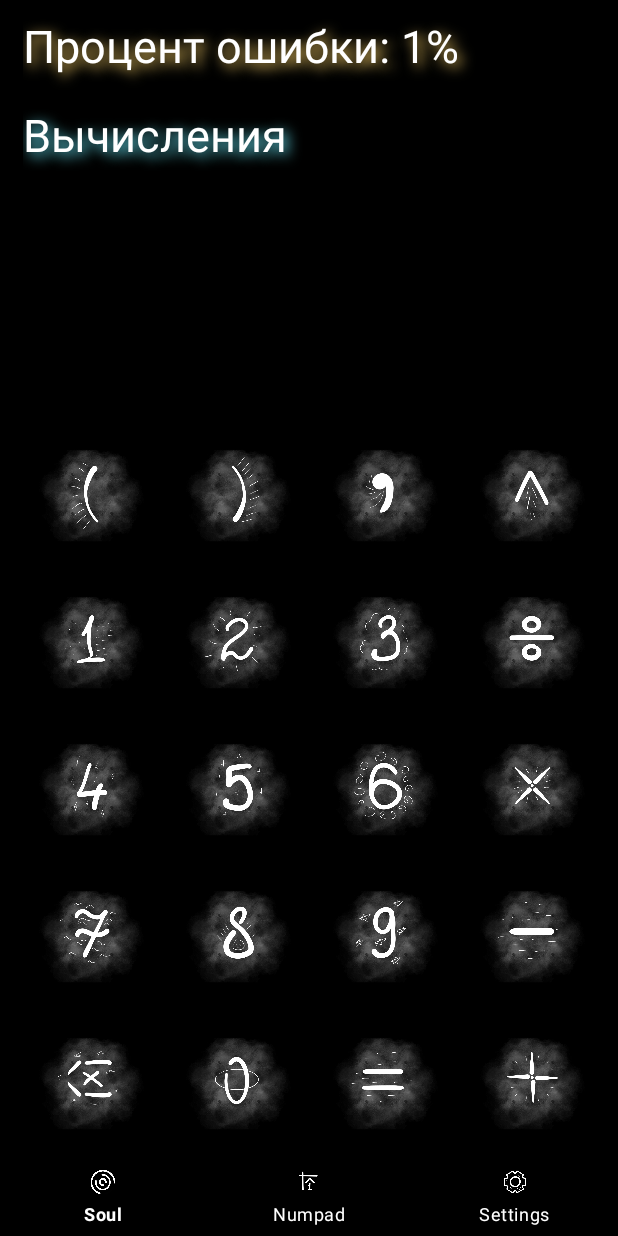
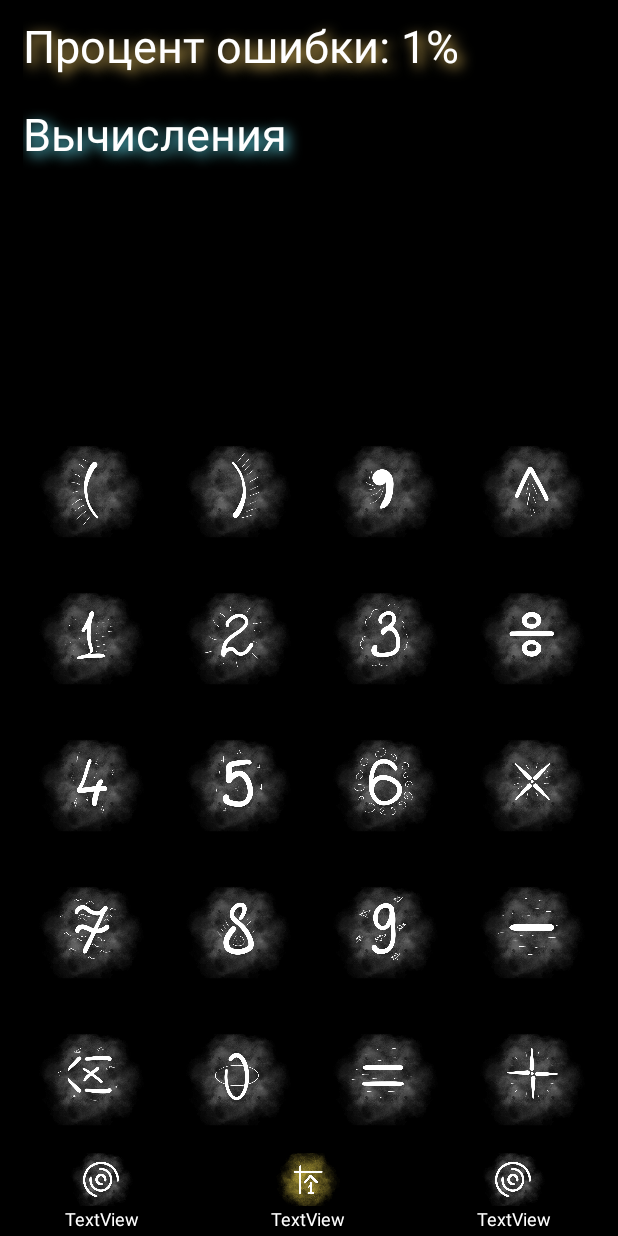
Before and after one commit to 20xygen/Fert1, an Android app: the NumpadActivity screen opened directly, with no data from a screen before it, on a phone screen of 412 x 824 dp. Run offline under Robolectric (Android 15) with nearby library versions, the light colour scheme and no system bars.

Commit message:
Now using custom bottom navigation

```diff
--- /dev/null
+++ b/app/src/main/java/com/example/fert1/CustomBottom.java
@@ -0,0 +1,51 @@
+package com.example.fert1;
+
+import android.content.Context;
+import android.util.AttributeSet;
+import android.view.View;
+import android.widget.Button;
+import android.widget.ImageButton;
+import android.widget.TextView;
+
+import androidx.annotation.NonNull;
+import androidx.annotation.Nullable;
+import androidx.constraintlayout.widget.ConstraintLayout;
+
+public class CustomBottom extends ConstraintLayout {
+
+    public ImageButton soulButton, numpadButton, settingsButton;
+    public TextView soulText, numpadText, settingsText;
+
+    public CustomBottom(@NonNull Context context, @Nullable AttributeSet attrs) {
+        super(context, attrs);
+        View view = inflateAll(context);
+    }
+
+    public void setSelected(Integer item){
+        soulButton.setImageResource(R.drawable.soul_passive);
+        numpadButton.setImageResource(R.drawable.numpad_passive);
+        settingsButton.setImageResource(R.drawable.soul_passive);
+        switch (item){
+            case 1:
+                soulButton.setImageResource(R.drawable.soul_selected);
+                break;
+            case 2:
+                numpadButton.setImageResource(R.drawable.numpad_selected);
+                break;
+            case 3:
+                settingsButton.setImageResource(R.drawable.settings_selected);
+                break;
+        }
+    }
+
+    public View inflateAll(Context context){
+        View inflatingView = inflate(context, R.layout.custom_bottom, this);
+        soulButton = inflatingView.findViewById(R.id.soul_button);
+        numpadButton = inflatingView.findViewById(R.id.numpad_button);
+        settingsButton = inflatingView.findViewById(R.id.settings_button);
+        soulText = inflatingView.findViewById(R.id.soul_text);
+        numpadText = inflatingView.findViewById(R.id.numpad_text);
+        settingsText = inflatingView.findViewById(R.id.settings_text);
+        return inflatingView;
+    }
+}
--- a/app/src/main/java/com/example/fert1/NumpadActivity.java
+++ b/app/src/main/java/com/example/fert1/NumpadActivity.java
@@ -1,7 +1,4 @@
 package com.example.fert1;
-
-import androidx.annotation.NonNull;
-import androidx.appcompat.app.AppCompatActivity;
 
 import android.app.Activity;
 import android.content.Intent;
@@ -9,16 +6,10 @@ import android.content.pm.ActivityInfo;
 import android.graphics.Color;
 import android.graphics.drawable.ColorDrawable;
 import android.os.Bundle;
-import android.view.MenuItem;
 import android.view.View;
-import android.widget.Button;
 import android.widget.ImageButton;
 import android.widget.TextView;
 import android.widget.Toast;
-
-import com.google.android.material.bottomnavigation.BottomNavigationView;
-
-import java.util.ArrayList;
 
 public class NumpadActivity extends Activity {
 
@@ -28,6 +19,7 @@ public class NumpadActivity extends Activity {
     NumpadMain numpadMain;
     ImageButton num17, num20;
     NewCustomDialog newCustomDialog;
+    CustomBottom customBottom;
 
     @Override
     protected void onCreate(Bundle savedInstanceState) {
@@ -49,40 +41,55 @@ public class NumpadActivity extends Activity {
         setTextSize(ValuesHolder.getTextSize());
         numpadTaskChanger.setContext(this);
         numpadTaskChanger.createValuesSaver();
-
-
-
-        Toast toastAlready = Toast.makeText(getApplicationContext(),
-                R.string.toast_already, Toast.LENGTH_SHORT);
+        customBottom = findViewById(R.id.bottom_in_numpad);
+        customBottom.setSelected(2);
 
         Intent intentSoul = new Intent(NumpadActivity.this, SoulActivity.class);
         Intent intentSettings = new Intent(NumpadActivity.this, SettingsActivity.class);
 
-        BottomNavigationView bottomNavigationView = (BottomNavigationView)
-                findViewById(R.id.bottom_navigation);
 
-        bottomNavigationView.setOnNavigationItemSelectedListener(
-                new BottomNavigationView.OnNavigationItemSelectedListener() {
-                    @Override
-                    public boolean onNavigationItemSelected(@NonNull MenuItem item) {
-                        switch (item.getItemId()) {
-                            case R.id.soul_menu:
-//                                bottomNavigationView.setSelectedItemId(R.id.soul_menu);
-                                startActivity(intentSoul);
-                                break;
-                            case R.id.calc_menu:
-//                                bottomNavigationView.setSelectedItemId(R.id.calc_menu);
-//                                toastAlready.show();
-                                numpadTaskChanger.clearTaskArray();
-                                break;
-                            case R.id.settings_menu:
-//                                bottomNavigationView.setSelectedItemId(R.id.settings_menu);
-                                startActivity(intentSettings);
-                                break;
-                        }
-                        return false;
-                    }
-                });
+        findViewById(R.id.soul_button).setOnClickListener(new View.OnClickListener() {
+            @Override public void onClick(View v) {
+                startActivity(intentSoul);
+            }});
+
+        findViewById(R.id.numpad_button).setOnClickListener(new View.OnClickListener() {
+            @Override public void onClick(View v) {
+                numpadTaskChanger.clearTaskArray();
+            }});
+
+        findViewById(R.id.settings_button).setOnClickListener(new View.OnClickListener() {
+            @Override public void onClick(View v) {
+                startActivity(intentSettings);
+            }});
+
+        Toast toastAlready = Toast.makeText(getApplicationContext(),
+                R.string.toast_already, Toast.LENGTH_SHORT);
+//        BottomNavigationView bottomNavigationView = (BottomNavigationView)
+//                findViewById(R.id.bottom_navigation);
+
+//        bottomNavigationView.setOnNavigationItemSelectedListener(
+//                new BottomNavigationView.OnNavigationItemSelectedListener() {
+//                    @Override
+//                    public boolean onNavigationItemSelected(@NonNull MenuItem item) {
+//                        switch (item.getItemId()) {
+//                            case R.id.soul_menu:
+////                                bottomNavigationView.setSelectedItemId(R.id.soul_menu);
+//                                startActivity(intentSoul);
+//                                break;
+//                            case R.id.calc_menu:
+////                                bottomNavigationView.setSelectedItemId(R.id.calc_menu);
+////                                toastAlready.show();
+//                                numpadTaskChanger.clearTaskArray();
+//                                break;
+//                            case R.id.settings_menu:
+////                                bottomNavigationView.setSelectedItemId(R.id.settings_menu);
+//                                startActivity(intentSettings);
+//                                break;
+//                        }
+//                        return false;
+//                    }
+//                });
 
         findViewById(R.id.imageButton1).setOnClickListener(new View.OnClickListener() {
             @Override public void onClick(View v) { numpadTaskChanger.update("("); }});
--- a/app/src/main/res/layout/activity_numpad.xml
+++ b/app/src/main/res/layout/activity_numpad.xml
@@ -53,14 +53,19 @@
             android:layout_width="wrap_content"
             android:layout_height="wrap_content" />
 
-        <com.google.android.material.bottomnavigation.BottomNavigationView
-            android:id="@+id/bottom_navigation"
+<!--        <com.google.android.material.bottomnavigation.BottomNavigationView-->
+<!--            android:id="@+id/bottom_navigation"-->
+<!--            android:layout_width="match_parent"-->
+<!--            android:layout_height="wrap_content"-->
+<!--            app:itemBackground="@color/black"-->
+<!--            app:itemIconTint="@color/bottom_navigation_item_background_colors"-->
+<!--            app:itemTextColor="@color/bottom_navigation_item_background_colors"-->
+<!--            app:menu="@menu/menu_bottom_navigation" />-->
+
+        <com.example.fert1.CustomBottom
+            android:id="@+id/bottom_in_numpad"
             android:layout_width="match_parent"
-            android:layout_height="wrap_content"
-            app:itemBackground="@color/black"
-            app:itemIconTint="@color/bottom_navigation_item_background_colors"
-            app:itemTextColor="@color/bottom_navigation_item_background_colors"
-            app:menu="@menu/menu_bottom_navigation" />
+            android:layout_height="wrap_content" />
     </LinearLayout>
 
 
--- /dev/null
+++ b/app/src/main/res/layout/custom_bottom.xml
@@ -0,0 +1,102 @@
+<?xml version="1.0" encoding="utf-8"?>
+<androidx.constraintlayout.widget.ConstraintLayout
+    xmlns:android="http://schemas.android.com/apk/res/android"
+    xmlns:app="http://schemas.android.com/apk/res-auto"
+    android:layout_width="match_parent"
+    android:layout_height="wrap_content">
+
+    <LinearLayout
+        app:layout_constraintBottom_toBottomOf="parent"
+        app:layout_constraintEnd_toEndOf="parent"
+        app:layout_constraintStart_toStartOf="parent"
+        app:layout_constraintTop_toTopOf="parent"
+        android:background="@color/black"
+        android:layout_width="match_parent"
+        android:layout_height="wrap_content"
+        android:orientation="horizontal">
+
+        <LinearLayout
+            android:layout_marginTop="3sp"
+            android:layout_marginBottom="3sp"
+            android:background="@color/black"
+            android:layout_weight="1"
+            android:gravity="center"
+            android:layout_width="wrap_content"
+            android:layout_height="wrap_content"
+            android:orientation="vertical">
+
+            <ImageButton
+                android:background="@color/black"
+                android:id="@+id/soul_button"
+                android:layout_width="50sp"
+                android:layout_height="35sp"
+                android:scaleType="centerCrop"
+                android:src="@drawable/soul_passive" />
+
+            <TextView
+                android:background="@color/black"
+                android:textColor="@color/white"
+                android:textSize="12sp"
+                android:id="@+id/soul_text"
+                android:layout_width="wrap_content"
+                android:layout_height="wrap_content"
+                android:text="TextView" />
+        </LinearLayout>
+
+        <LinearLayout
+            android:layout_marginTop="3sp"
+            android:layout_marginBottom="3sp"
+            android:background="@color/black"
+            android:layout_weight="1"
+            android:gravity="center"
+            android:layout_width="wrap_content"
+            android:layout_height="wrap_content"
+            android:orientation="vertical">
+
+            <ImageButton
+                android:background="@color/black"
+                android:id="@+id/numpad_button"
+                android:layout_width="50sp"
+                android:layout_height="35sp"
+                android:scaleType="centerCrop"
+                android:src="@drawable/numpad_passive" />
+
+            <TextView
+                android:background="@color/black"
+                android:textColor="@color/white"
+                android:textSize="12sp"
+                android:id="@+id/numpad_text"
+                android:layout_width="wrap_content"
+                android:layout_height="wrap_content"
+                android:text="TextView" />
+        </LinearLayout>
+
+        <LinearLayout
+            android:layout_marginTop="3sp"
+            android:layout_marginBottom="3sp"
+            android:background="@color/black"
+            android:layout_weight="1"
+            android:gravity="center"
+            android:layout_width="wrap_content"
+            android:layout_height="wrap_content"
+            android:orientation="vertical">
+
+            <ImageButton
+                android:background="@color/black"
+                android:id="@+id/settings_button"
+                android:layout_width="50sp"
+                android:layout_height="35sp"
+                android:scaleType="centerCrop"
+                android:src="@drawable/settings_passive" />
+
+            <TextView
+                android:background="@color/black"
+                android:textColor="@color/white"
+                android:textSize="12sp"
+                android:id="@+id/settings_text"
+                android:layout_width="wrap_content"
+                android:layout_height="wrap_content"
+                android:text="TextView" />
+        </LinearLayout>
+    </LinearLayout>
+</androidx.constraintlayout.widget.ConstraintLayout>
```
Also changed, not shown: app/src/main/java/com/example/fert1/SettingsActivity.java (+61 -45 lines), app/src/main/java/com/example/fert1/SoulActivity.java (+39 -21 lines), app/src/main/res/layout/activity_settings.xml (+12 -7 lines), app/src/main/res/layout/activity_soul.xml (+12 -7 lines), app/src/main/res/drawable/numpad_passive.png (added), app/src/main/res/drawable/numpad_selected.png (added), app/src/main/res/drawable/settings_passive.png (added), app/src/main/res/drawable/settings_selected.png (added), app/src/main/res/drawable/soul_passive.png (added), app/src/main/res/drawable/soul_selected.png (added).
